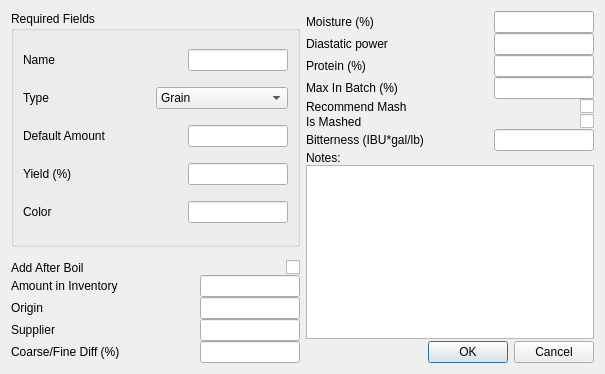
Brewken/brewken, file ui/fermentableEditor.ui: the form before one commit.
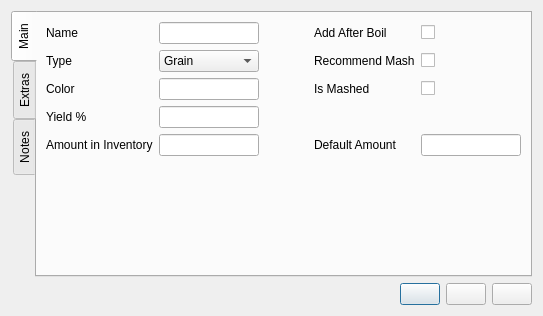
The form after the commit. Icons and pictures are not drawn. Custom widgets are drawn as their Qt base class.

```diff
--- a/ui/fermentableEditor.ui
+++ b/ui/fermentableEditor.ui
@@ -6,8 +6,8 @@
    <rect>
     <x>0</x>
     <y>0</y>
-    <width>605</width>
-    <height>374</height>
+    <width>543</width>
+    <height>316</height>
    </rect>
   </property>
   <property name="windowTitle">
@@ -16,245 +16,133 @@
   <property name="configSection" stdset="0">
    <string notr="true">fermentableEditor</string>
   </property>
-  <layout class="QHBoxLayout" name="horizontalLayout_18">
+  <layout class="QVBoxLayout" name="verticalLayout_2">
    <item>
-    <layout class="QVBoxLayout" name="verticalLayout_2">
-     <property name="spacing">
+    <widget class="QTabWidget" name="tabWidget_editor">
+     <property name="tabPosition">
+      <enum>QTabWidget::West</enum>
+     </property>
+     <property name="currentIndex">
       <number>0</number>
      </property>
-     <item>
-      <widget class="QGroupBox" name="groupBox">
-       <property name="title">
-        <string>Required Fields</string>
-       </property>
-       <property name="configSection" stdset="0">
-        <string notr="true">fermentableEditor</string>
-       </property>
-       <layout class="QVBoxLayout" name="verticalLayout">
-        <property name="spacing">
-         <number>0</number>
-        </property>
-        <property name="topMargin">
-         <number>2</number>
-        </property>
-        <property name="bottomMargin">
-         <number>2</number>
-        </property>
-        <item>
-         <layout class="QHBoxLayout" name="horizontalLayout_5">
-          <item>
-           <widget class="QLabel" name="label">
-            <property name="text">
-             <string>Name</string>
-            </property>
-            <property name="buddy">
-             <cstring>lineEdit_name</cstring>
-            </property>
-           </widget>
-          </item>
-          <item>
-           <widget class="QLineEdit" name="lineEdit_name">
-            <property name="sizePolicy">
-             <sizepolicy hsizetype="Maximum" vsizetype="Fixed">
-              <horstretch>0</horstretch>
-              <verstretch>0</verstretch>
-             </sizepolicy>
-            </property>
-            <property name="maximumSize">
-             <size>
-              <width>100</width>
-              <height>16777215</height>
-             </size>
-            </property>
-            <property name="toolTip">
-             <string>Name</string>
-            </property>
-           </widget>
-          </item>
-         </layout>
-        </item>
-        <item>
-         <layout class="QHBoxLayout" name="horizontalLayout_4">
-          <item>
-           <widget class="QLabel" name="label_2">
-            <property name="text">
-             <string>Type</string>
-            </property>
-            <property name="buddy">
-             <cstring>comboBox_type</cstring>
-            </property>
-           </widget>
-          </item>
-          <item>
-           <widget class="QComboBox" name="comboBox_type">
-            <property name="toolTip">
-             <string>Type</string>
-            </property>
-            <item>
-             <property name="text">
-              <string>Grain</string>
-             </property>
-            </item>
-            <item>
-             <property name="text">
-              <string>Sugar</string>
-             </property>
-            </item>
-            <item>
-             <property name="text">
-              <string>Extract</string>
-             </property>
-            </item>
-            <item>
-             <property name="text">
-              <string>Dry Extract</string>
-             </property>
-            </item>
-            <item>
-             <property name="text">
-              <string>Adjunct</string>
-             </property>
-            </item>
-           </widget>
-          </item>
-         </layout>
-        </item>
-        <item>
-         <layout class="QHBoxLayout" name="horizontalLayout_3">
-          <item>
-           <widget class="BtMassLabel" name="label_amount">
-            <property name="contextMenuPolicy">
-             <enum>Qt::CustomContextMenu</enum>
-            </property>
-            <property name="text">
-             <string>Default Amount</string>
-            </property>
-            <property name="buddy">
-             <cstring>lineEdit_amount</cstring>
-            </property>
-           </widget>
-          </item>
-          <item>
-           <widget class="BtMassEdit" name="lineEdit_amount">
-            <property name="sizePolicy">
-             <sizepolicy hsizetype="Maximum" vsizetype="Fixed">
-              <horstretch>0</horstretch>
-              <verstretch>0</verstretch>
-             </sizepolicy>
-            </property>
-            <property name="maximumSize">
-             <size>
-              <width>100</width>
-              <height>16777215</height>
-             </size>
-            </property>
-            <property name="toolTip">
-             <string>Amount</string>
-            </property>
-            <property name="editField" stdset="0">
-             <string notr="true">amount_kg</string>
-            </property>
-           </widget>
-          </item>
-         </layout>
-        </item>
-        <item>
-         <layout class="QHBoxLayout" name="horizontalLayout_2">
-          <item>
-           <widget class="QLabel" name="label_yield">
-            <property name="text">
-             <string>Yield (%)</string>
-            </property>
-            <property name="buddy">
-             <cstring>lineEdit_yield</cstring>
-            </property>
-           </widget>
-          </item>
-          <item>
-           <widget class="BtGenericEdit" name="lineEdit_yield">
-            <property name="sizePolicy">
-             <sizepolicy hsizetype="Maximum" vsizetype="Fixed">
-              <horstretch>0</horstretch>
-              <verstretch>0</verstretch>
-             </sizepolicy>
-            </property>
-            <property name="maximumSize">
-             <size>
-              <width>100</width>
-              <height>16777215</height>
-             </size>
-            </property>
-            <property name="toolTip">
-             <string>Yield as compared to glucose</string>
-            </property>
-            <property name="editField" stdset="0">
-             <string notr="true">yield_pct</string>
-            </property>
-           </widget>
-          </item>
-         </layout>
-        </item>
-        <item>
-         <layout class="QHBoxLayout" name="horizontalLayout">
-          <item>
-           <widget class="BtColorLabel" name="label_color">
-            <property name="contextMenuPolicy">
-             <enum>Qt::CustomContextMenu</enum>
-            </property>
-            <property name="text">
-             <string>Color</string>
-            </property>
-            <property name="buddy">
-             <cstring>lineEdit_color</cstring>
-            </property>
-           </widget>
-          </item>
-          <item>
-           <widget class="BtColorEdit" name="lineEdit_color">
-            <property name="sizePolicy">
-             <sizepolicy hsizetype="Maximum" vsizetype="Fixed">
-              <horstretch>0</horstretch>
-              <verstretch>0</verstretch>
-             </sizepolicy>
-            </property>
-            <property name="maximumSize">
-             <size>
-              <width>100</width>
-              <height>16777215</height>
-             </size>
-            </property>
-            <property name="toolTip">
-             <string>Lovibond rating</string>
-            </property>
-            <property name="editField" stdset="0">
-             <string notr="true">color_srm</string>
-            </property>
-           </widget>
-          </item>
-         </layout>
-        </item>
-       </layout>
-      </widget>
-     </item>
-     <item>
-      <spacer name="verticalSpacer_3">
-       <property name="orientation">
-        <enum>Qt::Vertical</enum>
-       </property>
-       <property name="sizeType">
-        <enum>QSizePolicy::Fixed</enum>
-       </property>
-       <property name="sizeHint" stdset="0">
-        <size>
-         <width>20</width>
-         <height>13</height>
-        </size>
-       </property>
-      </spacer>
-     </item>
-     <item>
-      <layout class="QHBoxLayout" name="horizontalLayout_6">
-       <item>
+     <property name="usesScrollButtons">
+      <bool>false</bool>
+     </property>
+     <widget class="QWidget" name="tab_main">
+      <attribute name="title">
+       <string>Main</string>
+      </attribute>
+      <layout class="QGridLayout" name="gridLayout">
+       <item row="2" column="4">
+        <widget class="QCheckBox" name="checkBox_recommendMash">
+         <property name="toolTip">
+          <string>Recommend this be mashed</string>
+         </property>
+         <property name="text">
+          <string/>
+         </property>
+        </widget>
+       </item>
+       <item row="0" column="0">
+        <widget class="QLabel" name="label">
+         <property name="toolTip">
+          <string>Required</string>
+         </property>
+         <property name="text">
+          <string>Name</string>
+         </property>
+         <property name="buddy">
+          <cstring>lineEdit_name</cstring>
+         </property>
+        </widget>
+       </item>
+       <item row="8" column="1">
+        <spacer name="verticalSpacer">
+         <property name="orientation">
+          <enum>Qt::Vertical</enum>
+         </property>
+         <property name="sizeHint" stdset="0">
+          <size>
+           <width>20</width>
+           <height>40</height>
+          </size>
+         </property>
+        </spacer>
+       </item>
+       <item row="0" column="2">
+        <spacer name="horizontalSpacer">
+         <property name="orientation">
+          <enum>Qt::Horizontal</enum>
+         </property>
+         <property name="sizeHint" stdset="0">
+          <size>
+           <width>40</width>
+           <height>20</height>
+          </size>
+         </property>
+        </spacer>
+       </item>
+       <item row="2" column="1">
+        <widget class="QComboBox" name="comboBox_type">
+         <property name="sizePolicy">
+          <sizepolicy hsizetype="Minimum" vsizetype="Fixed">
+           <horstretch>0</horstretch>
+           <verstretch>0</verstretch>
+          </sizepolicy>
+         </property>
+         <property name="maximumSize">
+          <size>
+           <width>100</width>
+           <height>16777215</height>
+          </size>
+         </property>
+         <property name="toolTip">
+          <string>Type</string>
+         </property>
+         <item>
+          <property name="text">
+           <string>Grain</string>
+          </property>
+         </item>
+         <item>
+          <property name="text">
+           <string>Sugar</string>
+          </property>
+         </item>
+         <item>
+          <property name="text">
+           <string>Extract</string>
+          </property>
+         </item>
+         <item>
+          <property name="text">
+           <string>Dry Extract</string>
+          </property>
+         </item>
+         <item>
+          <property name="text">
+           <string>Adjunct</string>
+          </property>
+         </item>
+        </widget>
+       </item>
+       <item row="2" column="3">
+        <widget class="QLabel" name="label_recommendMash">
+         <property name="sizePolicy">
+          <sizepolicy hsizetype="Expanding" vsizetype="Preferred">
+           <horstretch>0</horstretch>
+           <verstretch>0</verstretch>
+          </sizepolicy>
+         </property>
+         <property name="text">
+          <string>Recommend Mash</string>
+         </property>
+         <property name="buddy">
+          <cstring>checkBox_recommendMash</cstring>
+         </property>
+        </widget>
+       </item>
+       <item row="0" column="3">
         <widget class="QLabel" name="label_addAfterBoil">
          <property name="sizePolicy">
           <sizepolicy hsizetype="Expanding" vsizetype="Preferred">
@@ -270,7 +158,7 @@
          </property>
         </widget>
        </item>
-       <item>
+       <item row="0" column="4">
         <widget class="QCheckBox" name="checkBox_addAfterBoil">
          <property name="sizePolicy">
           <sizepolicy hsizetype="Preferred" vsizetype="Fixed">
@@ -286,11 +174,68 @@
          </property>
         </widget>
        </item>
-      </layout>
-     </item>
-     <item>
-      <layout class="QHBoxLayout" name="horizontalLayout_16">
-       <item>
+       <item row="0" column="1">
+        <widget class="BtStringEdit" name="lineEdit_name">
+         <property name="sizePolicy">
+          <sizepolicy hsizetype="Maximum" vsizetype="Fixed">
+           <horstretch>0</horstretch>
+           <verstretch>0</verstretch>
+          </sizepolicy>
+         </property>
+         <property name="maximumSize">
+          <size>
+           <width>100</width>
+           <height>16777215</height>
+          </size>
+         </property>
+         <property name="toolTip">
+          <string>Name</string>
+         </property>
+         <property name="editField" stdset="0">
+          <string>name</string>
+         </property>
+        </widget>
+       </item>
+       <item row="2" column="0">
+        <widget class="QLabel" name="label_2">
+         <property name="toolTip">
+          <string>Required</string>
+         </property>
+         <property name="text">
+          <string>Type</string>
+         </property>
+         <property name="buddy">
+          <cstring>comboBox_type</cstring>
+         </property>
+        </widget>
+       </item>
+       <item row="3" column="3">
+        <widget class="QLabel" name="label_isMashed">
+         <property name="sizePolicy">
+          <sizepolicy hsizetype="Expanding" vsizetype="Preferred">
+           <horstretch>0</horstretch>
+           <verstretch>0</verstretch>
+          </sizepolicy>
+         </property>
+         <property name="text">
+          <string>Is Mashed</string>
+         </property>
+         <property name="buddy">
+          <cstring>checkBox_isMashed</cstring>
+         </property>
+        </widget>
+       </item>
+       <item row="3" column="4">
+        <widget class="QCheckBox" name="checkBox_isMashed">
+         <property name="toolTip">
+          <string>Checked if it is present in mash</string>
+         </property>
+         <property name="text">
+          <string/>
+         </property>
+        </widget>
+       </item>
+       <item row="7" column="0">
         <widget class="BtMassLabel" name="label_inventory">
          <property name="contextMenuPolicy">
           <enum>Qt::CustomContextMenu</enum>
@@ -306,7 +251,7 @@
          </property>
         </widget>
        </item>
-       <item>
+       <item row="7" column="1">
         <widget class="BtMassEdit" name="lineEdit_inventory">
          <property name="sizePolicy">
           <sizepolicy hsizetype="Maximum" vsizetype="Fixed">
@@ -328,22 +273,24 @@
          </property>
         </widget>
        </item>
-      </layout>
-     </item>
-     <item>
-      <layout class="QHBoxLayout" name="horizontalLayout_7" stretch="0,0">
-       <item>
-        <widget class="QLabel" name="label_origin">
+       <item row="3" column="0">
+        <widget class="BtColorLabel" name="label_color">
+         <property name="contextMenuPolicy">
+          <enum>Qt::CustomContextMenu</enum>
+         </property>
+         <property name="toolTip">
+          <string>Required</string>
+         </property>
          <property name="text">
-          <string>Origin</string>
+          <string>Color</string>
          </property>
          <property name="buddy">
           <cstring>lineEdit_origin</cstring>
          </property>
         </widget>
        </item>
-       <item>
-        <widget class="QLineEdit" name="lineEdit_origin">
+       <item row="3" column="1">
+        <widget class="BtColorEdit" name="lineEdit_color">
          <property name="sizePolicy">
           <sizepolicy hsizetype="Maximum" vsizetype="Fixed">
            <horstretch>0</horstretch>
@@ -361,22 +308,21 @@
          </property>
         </widget>
        </item>
-      </layout>
-     </item>
-     <item>
-      <layout class="QHBoxLayout" name="horizontalLayout_8">
-       <item>
-        <widget class="QLabel" name="label_supplier">
+       <item row="5" column="0">
+        <widget class="QLabel" name="label_yield">
+         <property name="toolTip">
+          <string>Required</string>
+         </property>
          <property name="text">
-          <string>Supplier</string>
+          <string>Yield %</string>
          </property>
          <property name="buddy">
           <cstring>lineEdit_supplier</cstring>
          </property>
         </widget>
        </item>
-       <item>
-        <widget class="QLineEdit" name="lineEdit_supplier">
+       <item row="5" column="1">
+        <widget class="BtGenericEdit" name="lineEdit_yield">
          <property name="sizePolicy">
           <sizepolicy hsizetype="Maximum" vsizetype="Fixed">
            <horstretch>0</horstretch>
@@ -394,25 +340,24 @@
          </property>
         </widget>
        </item>
-      </layout>
-     </item>
-     <item>
-      <layout class="QHBoxLayout" name="horizontalLayout_9">
-       <item>
-        <widget class="QLabel" name="label_coarseFineDiff">
-         <property name="text">
-          <string>Coarse/Fine Diff (%)</string>
+       <item row="7" column="3">
+        <widget class="BtMassLabel" name="label_amount">
+         <property name="contextMenuPolicy">
+          <enum>Qt::CustomContextMenu</enum>
          </property>
          <property name="wordWrap">
           <bool>true</bool>
          </property>
+         <property name="text">
+          <string>Default Amount</string>
+         </property>
          <property name="buddy">
           <cstring>lineEdit_coarseFineDiff</cstring>
          </property>
         </widget>
        </item>
-       <item>
-        <widget class="BtGenericEdit" name="lineEdit_coarseFineDiff">
+       <item row="7" column="4">
+        <widget class="BtMassEdit" name="lineEdit_amount">
          <property name="sizePolicy">
           <sizepolicy hsizetype="Maximum" vsizetype="Fixed">
            <horstretch>0</horstretch>
@@ -434,27 +379,13 @@
         </widget>
        </item>
       </layout>
-     </item>
-    </layout>
-   </item>
-   <item>
-    <layout class="QVBoxLayout" name="verticalLayout_3">
-     <property name="spacing">
-      <number>0</number>
-     </property>
-     <item>
-      <layout class="QHBoxLayout" name="horizontalLayout_10">
-       <item>
-        <widget class="QLabel" name="label_moisture">
-         <property name="text">
-          <string>Moisture (%)</string>
-         </property>
-         <property name="buddy">
-          <cstring>lineEdit_moisture</cstring>
-         </property>
-        </widget>
-       </item>
-       <item>
+     </widget>
+     <widget class="QWidget" name="tab_extras">
+      <attribute name="title">
+       <string>Extras</string>
+      </attribute>
+      <layout class="QGridLayout" name="gridLayout_2">
+       <item row="2" column="1">
         <widget class="BtGenericEdit" name="lineEdit_moisture">
          <property name="sizePolicy">
           <sizepolicy hsizetype="Maximum" vsizetype="Fixed">
@@ -476,11 +407,91 @@
          </property>
         </widget>
        </item>
-      </layout>
-     </item>
-     <item>
-      <layout class="QHBoxLayout" name="horizontalLayout_11">
-       <item>
+       <item row="3" column="3">
+        <widget class="QLabel" name="label_ibuGalPerLb">
+         <property name="text">
+          <string>Bitterness (IBU*gal/lb)</string>
+         </property>
+         <property name="buddy">
+          <cstring>lineEdit_ibuGalPerLb</cstring>
+         </property>
+        </widget>
+       </item>
+       <item row="3" column="4">
+        <widget class="BtGenericEdit" name="lineEdit_ibuGalPerLb">
+         <property name="sizePolicy">
+          <sizepolicy hsizetype="Maximum" vsizetype="Fixed">
+           <horstretch>0</horstretch>
+           <verstretch>0</verstretch>
+          </sizepolicy>
+         </property>
+         <property name="maximumSize">
+          <size>
+           <width>100</width>
+           <height>16777215</height>
+          </size>
+         </property>
+         <property name="toolTip">
+          <string>Bitterness of pre-hopped extracts</string>
+         </property>
+         <property name="editField" stdset="0">
+          <string notr="true">ibuGalPerLb</string>
+         </property>
+        </widget>
+       </item>
+       <item row="2" column="0">
+        <widget class="QLabel" name="label_moisture">
+         <property name="text">
+          <string>Moisture (%)</string>
+         </property>
+         <property name="buddy">
+          <cstring>lineEdit_moisture</cstring>
+         </property>
+        </widget>
+       </item>
+       <item row="0" column="1">
+        <widget class="BtStringEdit" name="lineEdit_origin">
+         <property name="sizePolicy">
+          <sizepolicy hsizetype="Maximum" vsizetype="Fixed">
+           <horstretch>0</horstretch>
+           <verstretch>0</verstretch>
+          </sizepolicy>
+         </property>
+         <property name="maximumSize">
+          <size>
+           <width>100</width>
+           <height>16777215</height>
+          </size>
+         </property>
+         <property name="toolTip">
+          <string>Origin</string>
+         </property>
+         <property name="editField" stdset="0">
+          <string>origin</string>
+         </property>
+        </widget>
+       </item>
+       <item row="0" column="0">
+        <widget class="QLabel" name="label_origin">
+         <property name="text">
+          <string>Origin</string>
+         </property>
+         <property name="buddy">
+          <cstring>lineEdit_origin</cstring>
+         </property>
+        </widget>
+       </item>
+       <item row="0" column="3">
+        <widget class="QLabel" name="label_protein">
+         <property name="text">
+          <string>Protein (%)</string>
+         </property>
+         <property name="buddy">
+          <cstring>lineEdit_protein</cstring>
+         </property>
+        </widget>
+       </item>
+       <item row="3" column="0">
         <widget class="BtDiastaticPowerLabel" name="label_diastaticPower">
          <property name="contextMenuPolicy">
           <enum>Qt::CustomContextMenu</enum>
@@ -493,7 +504,7 @@
          </property>
         </widget>
        </item>
-       <item>
+       <item row="3" column="1">
         <widget class="BtDiastaticPowerEdit" name="lineEdit_diastaticPower">
          <property name="sizePolicy">
           <sizepolicy hsizetype="Maximum" vsizetype="Fixed">
@@ -515,12 +526,8 @@
          </property>
         </widget>
        </item>
-      </layout>
-     </item>
-     <item>
-      <layout class="QHBoxLayout" name="horizontalLayout_12">
-       <item>
-        <widget class="QLabel" name="label_protein">
+       <item row="2" column="3">
+        <widget class="QLabel" name="label_coarseFineDiff">
          <property name="text">
           <string>Protein (%)</string>
          </property>
@@ -529,7 +536,74 @@
          </property>
         </widget>
        </item>
-       <item>
+       <item row="1" column="0">
+        <widget class="QLabel" name="label_supplier">
+         <property name="text">
+          <string>Supplier</string>
+         </property>
+         <property name="buddy">
+          <cstring>lineEdit_supplier</cstring>
+         </property>
+        </widget>
+       </item>
+       <item row="1" column="1">
+        <widget class="BtStringEdit" name="lineEdit_supplier">
+         <property name="sizePolicy">
+          <sizepolicy hsizetype="Maximum" vsizetype="Fixed">
+           <horstretch>0</horstretch>
+           <verstretch>0</verstretch>
+          </sizepolicy>
+         </property>
+         <property name="maximumSize">
+          <size>
+           <width>100</width>
+           <height>16777215</height>
+          </size>
+         </property>
+         <property name="toolTip">
+          <string>Supplier</string>
+         </property>
+         <property name="editField" stdset="0">
+          <string>supplier</string>
+         </property>
+        </widget>
+       </item>
+       <item row="1" column="4">
+        <widget class="BtGenericEdit" name="lineEdit_maxInBatch">
+         <property name="sizePolicy">
+          <sizepolicy hsizetype="Maximum" vsizetype="Fixed">
+           <horstretch>0</horstretch>
+           <verstretch>0</verstretch>
+          </sizepolicy>
+         </property>
+         <property name="maximumSize">
+          <size>
+           <width>100</width>
+           <height>16777215</height>
+          </size>
+         </property>
+         <property name="toolTip">
+          <string>Maximum recommended percentage of total grist</string>
+         </property>
+         <property name="editField" stdset="0">
+          <string notr="true">maxInBatch_pct</string>
+         </property>
+        </widget>
+       </item>
+       <item row="0" column="2">
+        <spacer name="horizontalSpacer_2">
+         <property name="orientation">
+          <enum>Qt::Horizontal</enum>
+         </property>
+         <property name="sizeHint" stdset="0">
+          <size>
+           <width>40</width>
+           <height>20</height>
+          </size>
+         </property>
+        </spacer>
+       </item>
+       <item row="0" column="4">
         <widget class="BtGenericEdit" name="lineEdit_protein">
          <property name="sizePolicy">
           <sizepolicy hsizetype="Maximum" vsizetype="Fixed">
@@ -551,11 +625,7 @@
          </property>
         </widget>
        </item>
-      </layout>
-     </item>
-     <item>
-      <layout class="QHBoxLayout" name="horizontalLayout_13">
-       <item>
+       <item row="1" column="3">
         <widget class="QLabel" name="label_maxInBatch">
          <property name="text">
           <string>Max In Batch (%)</string>
@@ -565,8 +635,8 @@
          </property>
         </widget>
        </item>
-       <item>
-        <widget class="BtGenericEdit" name="lineEdit_maxInBatch">
+       <item row="2" column="4">
+        <widget class="BtGenericEdit" name="lineEdit_coarseFineDiff">
          <property name="sizePolicy">
           <sizepolicy hsizetype="Maximum" vsizetype="Fixed">
            <horstretch>0</horstretch>
@@ -587,88 +657,28 @@
          </property>
         </widget>
        </item>
-      </layout>
-     </item>
-     <item>
-      <layout class="QHBoxLayout" name="horizontalLayout_14">
-       <item>
-        <widget class="QLabel" name="label_recommendMash">
-         <property name="sizePolicy">
-          <sizepolicy hsizetype="Expanding" vsizetype="Preferred">
-           <horstretch>0</horstretch>
-           <verstretch>0</verstretch>
-          </sizepolicy>
+       <item row="4" column="1">
+        <spacer name="verticalSpacer_2">
+         <property name="orientation">
+          <enum>Qt::Vertical</enum>
          </property>
-         <property name="text">
-          <string>Recommend Mash</string>
+         <property name="sizeHint" stdset="0">
+          <size>
+           <width>20</width>
+           <height>40</height>
+          </size>
          </property>
-         <property name="buddy">
-          <cstring>checkBox_recommendMash</cstring>
-         </property>
-        </widget>
+        </spacer>
        </item>
-       <item>
-        <widget class="QCheckBox" name="checkBox_recommendMash">
-         <property name="toolTip">
-          <string>Recommend this be mashed</string>
-         </property>
-         <property name="text">
-          <string/>
-         </property>
-        </widget>
-       </item>
       </layout>
-     </item>
-     <item>
-      <layout class="QHBoxLayout" name="horizontalLayout_17">
+     </widget>
+     <widget class="QWidget" name="tab_notes">
+      <attribute name="title">
+       <string>Notes</string>
+      </attribute>
+      <layout class="QVBoxLayout" name="verticalLayout">
        <item>
-        <widget class="QLabel" name="label_isMashed">
-         <property name="sizePolicy">
-          <sizepolicy hsizetype="Expanding" vsizetype="Preferred">
-           <horstretch>0</horstretch>
-           <verstretch>0</verstretch>
-          </sizepolicy>
-         </property>
-         <property name="text">
-          <string>Is Mashed</string>
-         </property>
-         <property name="buddy">
-          <cstring>checkBox_isMashed</cstring>
-         </property>
-        </widget>
-       </item>
-       <item>
-        <widget class="QCheckBox" name="checkBox_isMashed">
-         <property name="toolTip">
-          <string>Checked if it is present in mash</string>
-         </property>
-         <property name="text">
-          <string/>
-         </property>
-        </widget>
-       </item>
-      </layout>
-     </item>
-     <item>
-      <layout class="QHBoxLayout" name="horizontalLayout_15">
-       <item>
-        <widget class="QLabel" name="label_ibuGalPerLb">
-         <property name="text">
-          <string>Bitterness (IBU*gal/lb)</string>
-         </property>
-         <property name="buddy">
-          <cstring>lineEdit_ibuGalPerLb</cstring>
-         </property>
-        </widget>
-       </item>
-       <item>
-        <widget class="BtGenericEdit" name="lineEdit_ibuGalPerLb">
-         <property name="sizePolicy">
-          <sizepolicy hsizetype="Maximum" vsizetype="Fixed">
-           <horstretch>0</horstretch>
-           <verstretch>0</verstretch>
-          </sizepolicy>
-         </property>
+        <widget class="QTextEdit" name="textEdit_notes">
          <property name="maximumSize">
           <size>
            <width>100</width>
@@ -684,50 +694,63 @@
         </widget>
        </item>
       </layout>
-     </item>
+     </widget>
+    </widget>
+   </item>
+   <item>
+    <layout class="QHBoxLayout" name="horizontalLayout_3">
      <item>
-      <widget class="QLabel" name="label_notes">
-       <property name="text">
-        <string>Notes:</string>
-       </property>
-       <property name="buddy">
-        <cstring>textEdit_notes</cstring>
-       </property>
-      </widget>
-     </item>
-     <item>
-      <widget class="QTextEdit" name="textEdit_notes">
-       <property name="maximumSize">
-        <size>
-         <width>1000</width>
-         <height>1000</height>
-        </size>
-       </property>
-      </widget>
-     </item>
-     <item>
-      <spacer name="verticalSpacer_2">
-       <property name="orientation">
-        <enum>Qt::Vertical</enum>
-       </property>
-       <property name="sizeType">
-        <enum>QSizePolicy::Preferred</enum>
-       </property>
-       <property name="sizeHint" stdset="0">
-        <size>
-         <width>20</width>
-         <height>20</height>
-        </size>
-       </property>
-      </spacer>
-     </item>
-     <item>
-      <widget class="QDialogButtonBox" name="buttonBox">
+      <spacer name="horizontalSpacer_3">
        <property name="orientation">
         <enum>Qt::Horizontal</enum>
        </property>
-       <property name="standardButtons">
-        <set>QDialogButtonBox::Cancel|QDialogButtonBox::Ok</set>
+       <property name="sizeHint" stdset="0">
+        <size>
+         <width>40</width>
+         <height>20</height>
+        </size>
+       </property>
+      </spacer>
+     </item>
+     <item>
+      <widget class="QPushButton" name="pushButton_new">
+       <property name="toolTip">
+        <string>New fermentable</string>
+       </property>
+       <property name="text">
+        <string/>
+       </property>
+       <property name="icon">
+        <iconset resource="../brewken.qrc">
+         <normaloff>:/images/smallPlus.svg</normaloff>:/images/smallPlus.svg</iconset>
+       </property>
+      </widget>
+     </item>
+     <item>
+      <widget class="QPushButton" name="pushButton_save">
+       <property name="toolTip">
+        <string>Save and close</string>
+       </property>
+       <property name="text">
+        <string/>
+       </property>
+       <property name="icon">
+        <iconset resource="../brewken.qrc">
+         <normaloff>:/images/filesave.svg</normaloff>:/images/filesave.svg</iconset>
+       </property>
+      </widget>
+     </item>
+     <item>
+      <widget class="QPushButton" name="pushButton_cancel">
+       <property name="toolTip">
+        <string>Discard and close</string>
+       </property>
+       <property name="text">
+        <string/>
+       </property>
+       <property name="icon">
+        <iconset resource="../brewken.qrc">
+         <normaloff>:/images/exit.svg</normaloff>:/images/exit.svg</iconset>
        </property>
       </widget>
      </item>
@@ -741,6 +764,27 @@
    <extends>QLineEdit</extends>
    <header>BtLineEdit.h</header>
   </customwidget>
+  <customwidget>
+   <class>BtStringEdit</class>
+   <extends>QLineEdit</extends>
+   <header>BtLineEdit.h</header>
+  </customwidget>
+  <customwidget>
+   <class>BtColorLabel</class>
+   <extends>QLabel</extends>
+   <header>BtLabel.h</header>
+   <slots>
+    <signal>labelChanged(Unit::unitDisplay,Unit::unitScale)</signal>
+   </slots>
+  </customwidget>
+  <customwidget>
+   <class>BtColorEdit</class>
+   <extends>QLineEdit</extends>
+   <header>BtLineEdit.h</header>
+   <slots>
+    <slot>lineChanged(Unit::unitDisplay,Unit::unitScale)</slot>
+   </slots>
+  </customwidget>
   <customwidget>
    <class>BtMassEdit</class>
    <extends>QLineEdit</extends>
@@ -751,14 +795,6 @@
     <slot>lineChanged(Unit::unitDisplay,Unit::unitScale)</slot>
    </slots>
   </customwidget>
-  <customwidget>
-   <class>BtColorLabel</class>
-   <extends>QLabel</extends>
-   <header>BtLabel.h</header>
-   <slots>
-    <signal>labelChanged(Unit::unitDisplay,Unit::unitScale)</signal>
-   </slots>
-  </customwidget>
   <customwidget>
    <class>BtMassLabel</class>
    <extends>QLabel</extends>
@@ -768,14 +804,6 @@
     <slot>popContextMenu(QPoint)</slot>
    </slots>
   </customwidget>
-  <customwidget>
-   <class>BtColorEdit</class>
-   <extends>QLineEdit</extends>
-   <header>BtLineEdit.h</header>
-   <slots>
-    <slot>lineChanged(Unit::unitDisplay,Unit::unitScale)</slot>
-   </slots>
-  </customwidget>
   <customwidget>
    <class>BtDiastaticPowerEdit</class>
    <extends>QLineEdit</extends>
```
Left out of the diff: 98 changed lines with no effect on the pictures.
